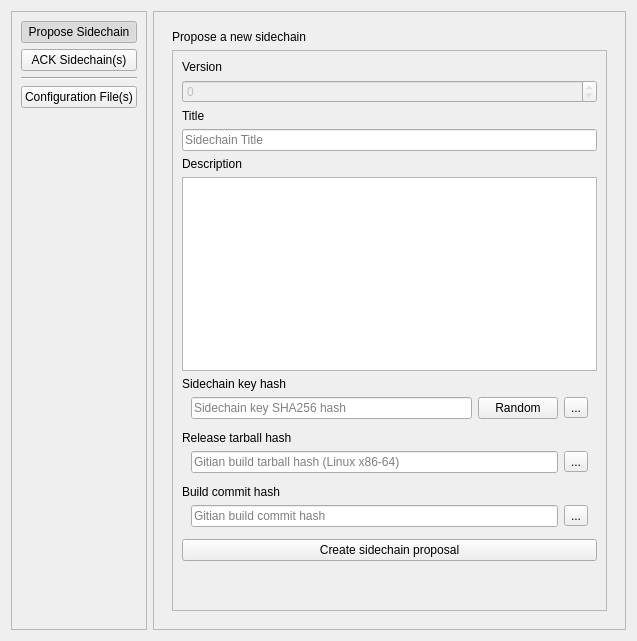
DriveNetTESTDRIVE/DriveNet, file src/qt/forms/sidechainminerdialog.ui: the form before one commit.
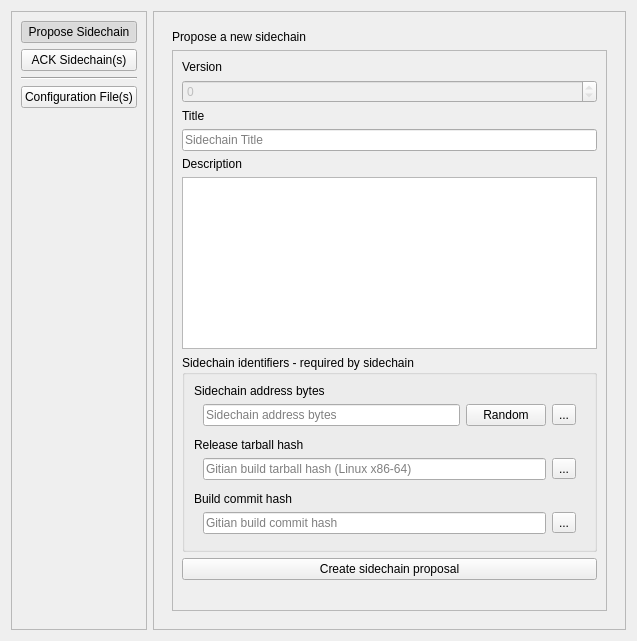
The form after the commit. Icons and pictures are not drawn.

Commit message:
Fix WT^ creation bug & GUI updates
* Fix WT^ creation bug, sidechain deposit script hex was being decoded
incorrectly.

* Update sidechain miner dialog

Diff of the .ui file:
```diff
--- a/src/qt/forms/sidechainminerdialog.ui
+++ b/src/qt/forms/sidechainminerdialog.ui
@@ -306,9 +306,15 @@
               </widget>
              </item>
              <item>
+              <widget class="QGroupBox" name="groupBox">
+               <property name="title">
+                <string>Sidechain identifiers - required by sidechain</string>
+               </property>
+               <layout class="QVBoxLayout" name="verticalLayout_12">
+                <item>
               <widget class="QLabel" name="label_6">
                <property name="text">
-                <string>Sidechain key hash</string>
+                   <string>Sidechain address bytes</string>
                </property>
               </widget>
              </item>
@@ -333,7 +339,7 @@
                    <string/>
                   </property>
                   <property name="placeholderText">
-                   <string>Sidechain key SHA256 hash</string>
+                      <string>Sidechain address bytes</string>
                   </property>
                  </widget>
                 </item>
@@ -443,6 +449,9 @@
                    <iconset resource="../drivenet.qrc">
                     <normaloff>:/icons/transaction_0</normaloff>:/icons/transaction_0</iconset>
                   </property>
+                    </widget>
+                   </item>
+                  </layout>
                  </widget>
                 </item>
                </layout>
```
Lines whose indentation alone changed are shown as unchanged. The commit also changes 2 other files.
